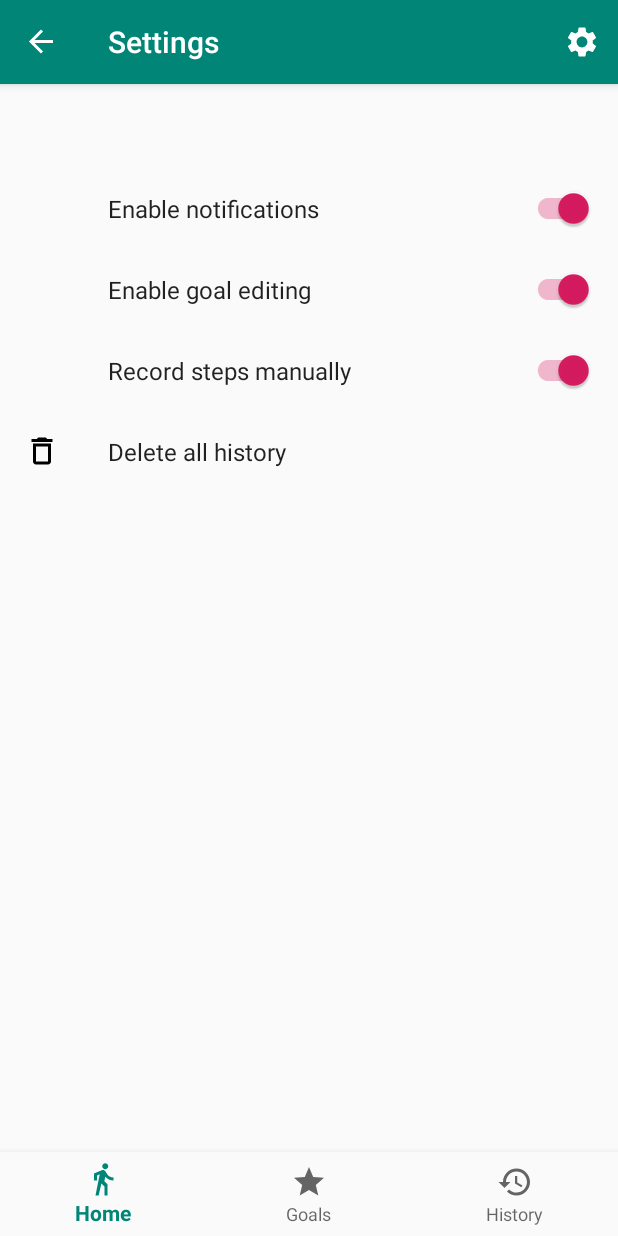
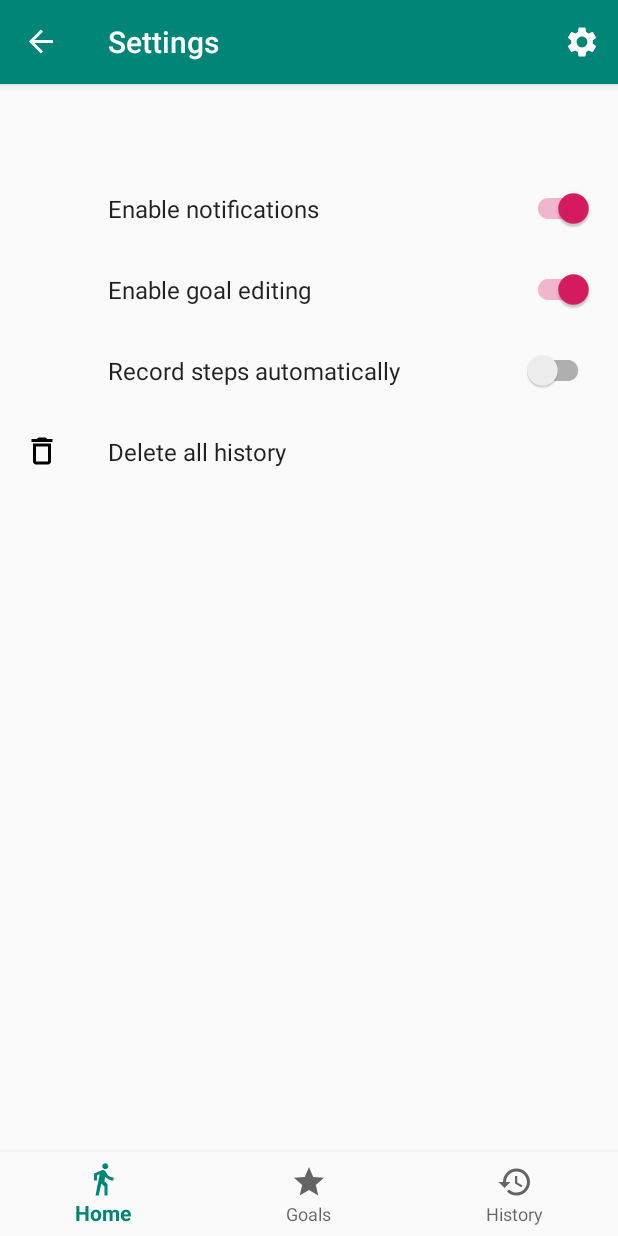
Before and after one commit to NiklavsM/StepCounter, an Android app: the MySettingsFragment screen opened through its navigation route, on a phone screen of 412 x 824 dp. Run offline under Robolectric (Android 15) with nearby library versions, the phone set to English and light mode, and no system bars; our stand-ins replace androidx.preference, navigation-ui.

Commit message:
Automatic recording works.

```diff
--- a/app/src/main/AndroidManifest.xml
+++ b/app/src/main/AndroidManifest.xml
@@ -17,10 +17,14 @@
 
                 <category android:name="android.intent.category.LAUNCHER" />
             </intent-filter>
-<!--            android:windowSoftInputMode="State Hidden" >-->
+            <!--            android:windowSoftInputMode="State Hidden" >-->
         </activity>
+
         <service
             android:name=".services.AutoHistoryService"
+            android:exported="false" />
+        <service
+            android:name=".services.RecordStepsService"
             android:exported="false" />
     </application>
 
--- a/app/src/main/java/com/example/stepcounter/MainActivity.java
+++ b/app/src/main/java/com/example/stepcounter/MainActivity.java
@@ -1,30 +1,48 @@
 package com.example.stepcounter;
 
 import android.content.Intent;
+import android.content.SharedPreferences;
 import android.os.Bundle;
+import android.util.Log;
 import android.view.Menu;
 import android.view.MenuInflater;
 import android.view.MenuItem;
 import android.view.View;
 
 import androidx.annotation.NonNull;
-import androidx.annotation.Nullable;
 import androidx.appcompat.app.AppCompatActivity;
 import androidx.navigation.NavController;
-import androidx.navigation.NavDestination;
 import androidx.navigation.Navigation;
 import androidx.navigation.ui.AppBarConfiguration;
 import androidx.navigation.ui.NavigationUI;
+import androidx.preference.PreferenceManager;
 
 import com.example.stepcounter.services.AutoHistoryService;
+import com.example.stepcounter.services.RecordStepsService;
 import com.google.android.material.bottomnavigation.BottomNavigationView;
 
 public class MainActivity extends AppCompatActivity {
+    SharedPreferences sharedPreferences;
 
     @Override
     protected void onCreate(Bundle savedInstanceState) {
         super.onCreate(savedInstanceState);
         startService(new Intent(this, AutoHistoryService.class));
+
+        sharedPreferences = PreferenceManager.getDefaultSharedPreferences(this);
+        Intent autoRecordService = new Intent(this, RecordStepsService.class);
+        if (sharedPreferences.getBoolean(getString(R.string.auto_recording), false)) {
+            Log.v("Started1", "started1");
+            startService(autoRecordService);
+        }
+        sharedPreferences.registerOnSharedPreferenceChangeListener((sharedPreferences, key) -> {
+            if (!sharedPreferences.getBoolean(getString(R.string.auto_recording), false)) {
+                stopService(autoRecordService);
+            } else {
+                startService(autoRecordService);
+            }
+        });
+
         setContentView(R.layout.activity_main);
         final BottomNavigationView navView = findViewById(R.id.nav_view);
         AppBarConfiguration appBarConfiguration = new AppBarConfiguration.Builder(
@@ -42,6 +60,7 @@ public class MainActivity extends AppCompatActivity {
         NavigationUI.setupWithNavController(navView, navController);
 
     }
+
 
     @Override
     public boolean onCreateOptionsMenu(Menu menu) {
--- a/app/src/main/java/com/example/stepcounter/database/HistoryDao.java
+++ b/app/src/main/java/com/example/stepcounter/database/HistoryDao.java
@@ -30,4 +30,7 @@ public interface HistoryDao {
     @Query("SELECT * FROM history WHERE day = :day LIMIT 1")
     LiveData<HistoryEntity> getToday(float day);
 
+    @Query("SELECT * FROM history WHERE day = :day LIMIT 1")
+    HistoryEntity getTodayStatic(float day);
+
 }
--- a/app/src/main/java/com/example/stepcounter/ui/settings/MySettingsFragment.java
+++ b/app/src/main/java/com/example/stepcounter/ui/settings/MySettingsFragment.java
@@ -13,7 +13,7 @@ import com.example.stepcounter.R;
 import com.example.stepcounter.repositories.HistoryRepository;
 
 public class MySettingsFragment extends PreferenceFragmentCompat {
-    private Preference button;
+    private Preference deleteHistory;
     private HistoryRepository historyRepository;
 
     @Override
@@ -25,9 +25,9 @@ public class MySettingsFragment extends PreferenceFragmentCompat {
     public void onCreate(@Nullable Bundle savedInstanceState) {
         super.onCreate(savedInstanceState);
         historyRepository = HistoryRepository.getInstance(getActivity().getApplication());
-        button = findPreference(getString(R.string.delete_all_history));
-        if (button != null) {
-            button.setOnPreferenceClickListener(p -> {
+        deleteHistory = findPreference(getString(R.string.delete_all_history));
+        if (deleteHistory != null) {
+            deleteHistory.setOnPreferenceClickListener(p -> {
                 new AlertDialog.Builder(getContext())
                         .setTitle("Confirmation")
                         .setMessage("Are you sure you want to delete all the history?")
--- a/app/src/main/res/layout/fragment_home.xml
+++ b/app/src/main/res/layout/fragment_home.xml
@@ -8,7 +8,7 @@
     <androidx.constraintlayout.widget.ConstraintLayout
         android:id="@+id/relativeLayout2"
         android:layout_width="283dp"
-        android:layout_height="81dp"
+        android:layout_height="wrap_content"
         android:layout_marginTop="76dp"
         app:layout_constraintEnd_toEndOf="@+id/progressBar"
         app:layout_constraintHorizontal_bias="0.484"
--- a/app/src/main/res/values/strings.xml
+++ b/app/src/main/res/values/strings.xml
@@ -4,5 +4,6 @@
     <string name="title_goals">Goals</string>
     <string name="title_history">History</string>
     <string name="title_settings">Settings</string>
-    <string name="delete_all_history">delete_all_history</string>
+    <string name="delete_all_history" translatable="false">delete_all_history</string>
+    <string name="auto_recording" translatable="false">auto_recording</string>
 </resources>
--- a/app/src/main/res/xml/preferences.xml
+++ b/app/src/main/res/xml/preferences.xml
@@ -10,9 +10,9 @@
         app:key="goal_switching"
         app:title="Enable goal editing" />
     <SwitchPreferenceCompat
-        app:defaultValue="true"
-        app:key="manual_recording"
-        app:title="Record steps manually" />
+        app:defaultValue="false"
+        app:key="@string/auto_recording"
+        app:title="Record steps automatically" />
     <Preference
         android:icon="@drawable/ic_delete_outline_24px"
         android:key="@string/delete_all_history"
```
Also changed, not shown: app/src/main/java/com/example/stepcounter/repositories/HistoryRepository.java (+22 -0 lines), app/src/main/java/com/example/stepcounter/services/RecordStepsService.java (added, +69 -0 lines).
